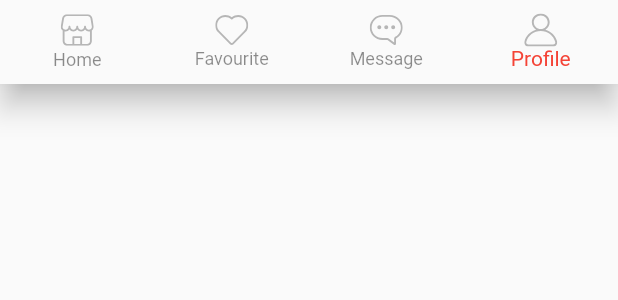
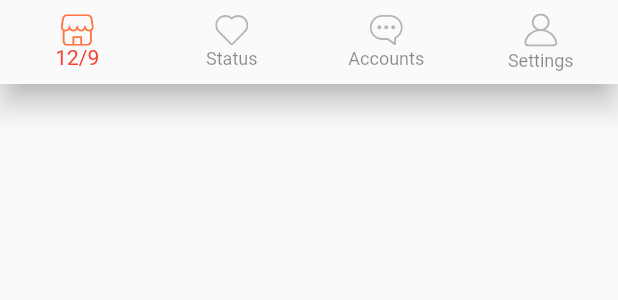
Before and after one commit to SuKhingThan-Partner/smw-shop, a Flutter app: the CustomBottomNavBar widget shown alone on an empty page, opened directly, on a phone screen of 412 x 824 dp. Shown: the top 300 px of the screen. Run offline on Flutter 3.47's test engine with Material 2 defaults, Android fonts, the phone set to English and light mode, and no system bars; our stand-ins replace connectivity, flutter_spinkit, flutter_svg, get, google_fonts, lottie; missing offline and left inert: flutter_facebook_auth, flutter_facebook_auth_web.

Commit message:
dkmads home

```diff
--- a/lib/components/custom_bottom_nav_bar.dart
+++ b/lib/components/custom_bottom_nav_bar.dart
@@ -1,19 +1,25 @@
-import 'package:flutter/cupertino.dart';
 import 'package:flutter/material.dart';
 import 'package:flutter_svg/svg.dart';
 import 'package:smw_shop_backend/helper/enums.dart';
 import 'package:smw_shop_backend/helper/style.dart';
 
-class CustomBottomNavBar extends StatelessWidget {
-  const CustomBottomNavBar({Key? key, required this.selectedMenu})
+class CustomBottomNavBar extends StatefulWidget {
+  CustomBottomNavBar({Key? key, required this.selectedMenu})
       : super(key: key);
+  final MenuState selectedMenu;
 
+  _CustomBottomNavBar createState() => _CustomBottomNavBar(selectedMenu:selectedMenu);
+}
+class _CustomBottomNavBar extends State<CustomBottomNavBar>{
+  _CustomBottomNavBar({required this.selectedMenu});
   final MenuState selectedMenu;
-  void onTabTapped(int index){
-    setState(){
-     int _currentIndex=index;
-    }
-  }
+   late int _selectedIndex=0;
+
+   void onTabTapped(int index) {
+     setState(() {
+       _selectedIndex = index;
+     });
+   }
   @override
   Widget build(BuildContext context) {
     final Color inActiveIconColor = Color(0xFFB6B6B6);
@@ -21,50 +27,50 @@ class CustomBottomNavBar extends StatelessWidget {
       type: BottomNavigationBarType.fixed,
       selectedItemColor: Colors.red,
       unselectedItemColor: Colors.black45,
-      currentIndex: 3,
+      currentIndex: _selectedIndex,
       items: [
         BottomNavigationBarItem(
           icon: SvgPicture.asset(
             "assets/icons/ShopIcon.svg",
-            color: MenuState.profile == selectedMenu
+            color: MenuState.calendar == selectedMenu
                 ? kPrimaryColor
                 : inActiveIconColor,
           ),
           title: new Text(
-            "Home",
+            "12/9",
             //style: TextStyle(color: Colors.black45),
           ),
         ),
         BottomNavigationBarItem(
             icon: SvgPicture.asset(
               "assets/icons/Heart Icon.svg",
-              color: MenuState.favourite == selectedMenu
+              color: MenuState.status == selectedMenu
                   ? kPrimaryColor
                   : inActiveIconColor,
             ),
             title: new Text(
-              "Favourite",
+              "Status",
               //style: TextStyle(color: Colors.black45),
             )),
         BottomNavigationBarItem(
             icon: SvgPicture.asset(
               "assets/icons/Chat bubble Icon.svg",
-              color: MenuState.message == selectedMenu
+              color: MenuState.accounts == selectedMenu
                   ? kPrimaryColor
                   : inActiveIconColor,
             ),
             title: new Text(
-              "Message",
+              "Accounts",
               // style: TextStyle(color: Colors.black45),
             )),
         BottomNavigationBarItem(
             icon: SvgPicture.asset(
               "assets/icons/User Icon.svg",
-              color: MenuState.profile == selectedMenu
+              color: MenuState.settings == selectedMenu
                   ? kPrimaryColor
                   : inActiveIconColor,
             ),
-            title: new Text("Profile"
+            title: new Text("Settings"
                 //style: TextStyle(color: Colors.black45),
                 )),
 
--- a/lib/helper/enums.dart
+++ b/lib/helper/enums.dart
@@ -1 +1 @@
-enum MenuState { home,favourite,message,profile}
+enum MenuState { calendar,status,accounts,settings}
--- a/lib/views/home/home_screen.dart
+++ b/lib/views/home/home_screen.dart
@@ -3,17 +3,16 @@ import 'package:flutter/material.dart';
 import 'package:smw_shop_backend/components/custom_bottom_nav_bar.dart';
 import 'package:smw_shop_backend/helper/enums.dart';
 import 'package:smw_shop_backend/helper/size_config.dart';
-import 'package:smw_shop_backend/views/home/component/body.dart';
+import 'package:smw_shop_backend/views/dkmads/body.dart';
 
 
 class HomeScreen extends StatelessWidget {
-  static String routeName = "/home";
   @override
   Widget build(BuildContext context) {
     SizeConfig().init(context);
     return Scaffold(
       body: Body(),
-      bottomNavigationBar: CustomBottomNavBar(selectedMenu: MenuState.home),
+      bottomNavigationBar: CustomBottomNavBar(selectedMenu: MenuState.calendar),
     );
   }
 }
```
Also changed, not shown: lib/views/dkmads/body.dart (added, +24 -0 lines), lib/views/dkmads/date_selection.dart (added, +8 -0 lines), lib/views/dkmads/home_header.dart (added, +16 -0 lines), lib/views/dkmads/main_selection.dart (added, +11 -0 lines), lib/views/dkmads/search_field.dart (added, +11 -0 lines), lib/views/dkmads/tab_bar_selection.dart (added, +11 -0 lines), 4 other files.
